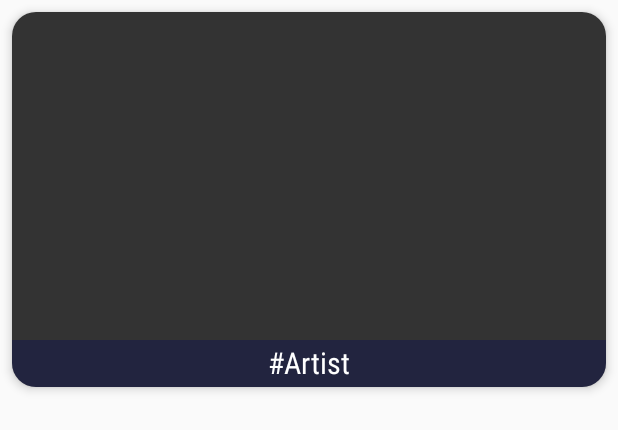
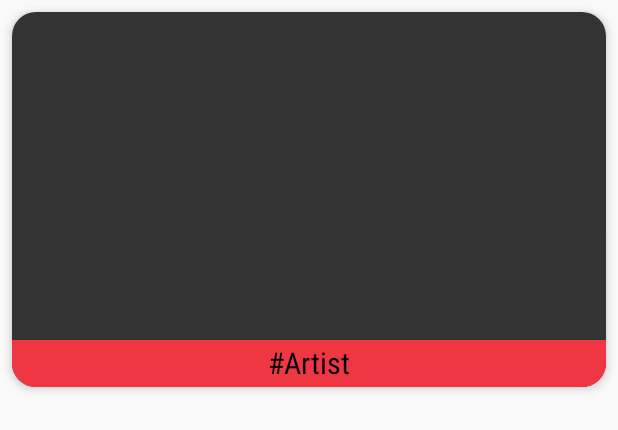
Before and after one commit to mshenawy22/SootBas-Podcast-app-Android, an Android app: the layout podcast_item.xml on its own in the app's theme, with its tools: preview values and no code run, on a phone screen of 412 x 824 dp. Shown: the top 430 px of the screen. Run offline under Robolectric (Android 15) with nearby library versions, the phone set to English and light mode, and no system bars.

Commit message:
podcast item styling

```diff
--- a/app/src/main/res/layout/activity_podcast.xml
+++ b/app/src/main/res/layout/activity_podcast.xml
@@ -30,6 +30,7 @@
 
     <FrameLayout
         android:id="@+id/fragment_container"
+        android:paddingBottom="@dimen/xlarge"
         android:layout_width="match_parent"
         android:layout_height="match_parent"/>
 
@@ -41,6 +42,7 @@
         android:layout_centerInParent="true"
         android:layout_centerVertical="true"
         android:layout_gravity="center|bottom"
+
         android:src="@mipmap/sootbas_logo_round" />
 
     <ProgressBar
--- a/app/src/main/res/layout/podcast_item.xml
+++ b/app/src/main/res/layout/podcast_item.xml
@@ -14,7 +14,7 @@
         style="@style/NewsCardView"
         app:cardCornerRadius="@dimen/news_cardView_cornerRadius"
         app:cardElevation="@dimen/elevation"
-        android:layout_marginBottom="8dp">
+        android:layout_marginBottom="20dp">
 
         <RelativeLayout
             android:id="@+id/newsImage_layout"
@@ -34,7 +34,7 @@
                 android:layout_alignParentBottom="true"
 
                 android:layout_width="match_parent"
-                android:background="@color/md_DB_1"
+                android:background="@color/sootbaslogocolor"
 
                 android:layout_height="wrap_content">
 
@@ -46,7 +46,7 @@
 
                     android:layout_marginBottom="@dimen/pactivity_vertical_margin"
                     android:text="#Artist"
-                    android:textColor="@android:color/white"
+                    android:textColor="@android:color/black"
                     android:textSize="20sp"
                     android:paddingTop="1dp"
                     android:paddingBottom="1dp"
```
